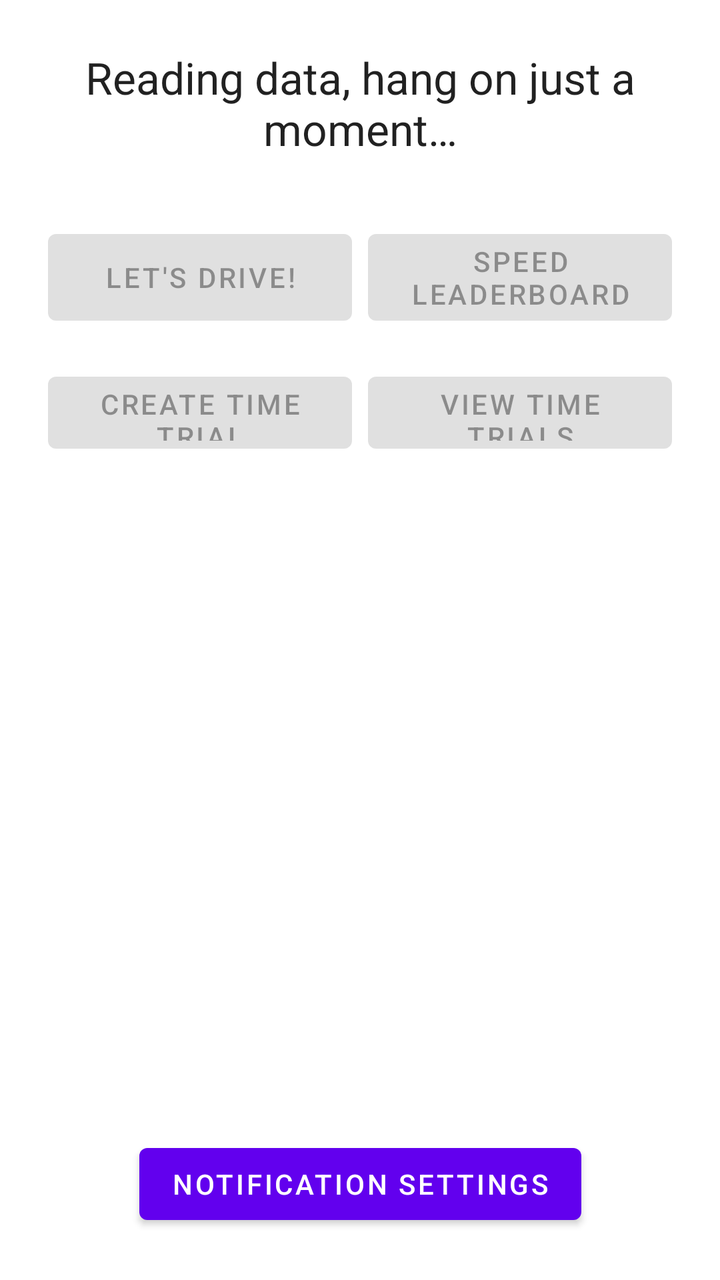
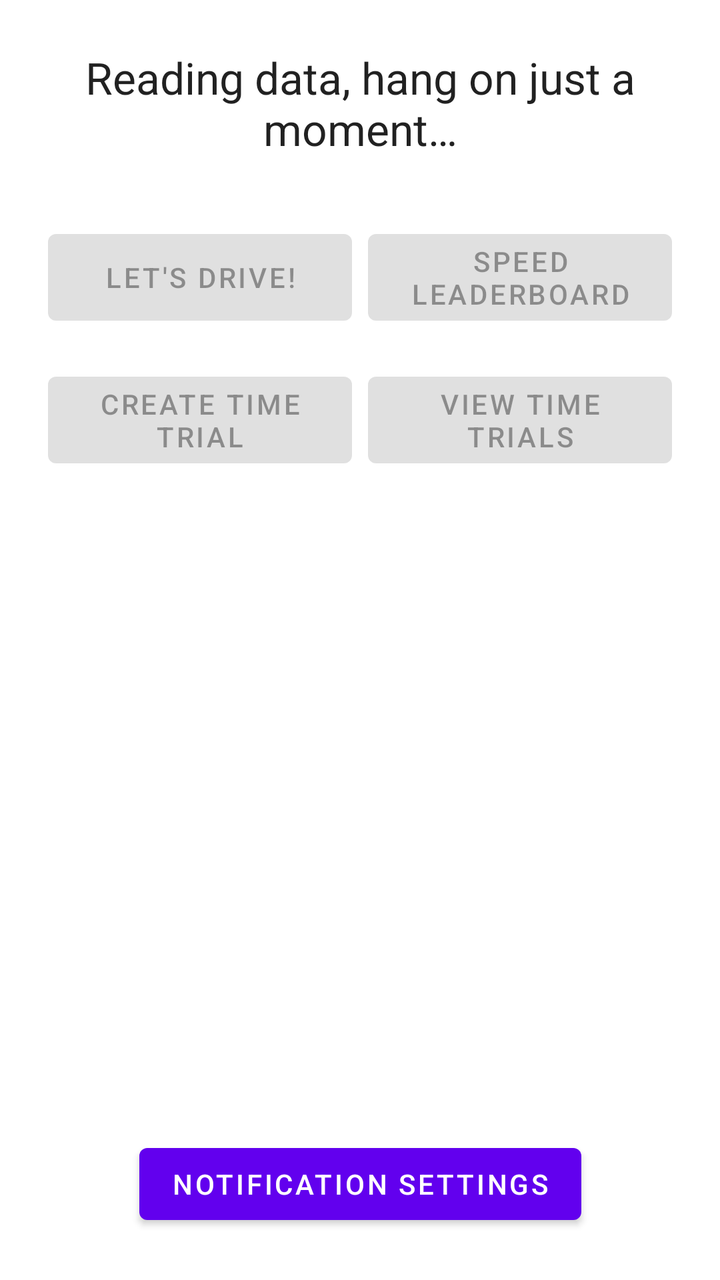

Two renders of the same Android screen: before a commit and after it. Below are the layout's source before the change and the commit's diff.
<!-- AndroidManifest.xml: application theme AppTheme -->
<!-- res/layout/activity_home_page.xml -->
<?xml version="1.0" encoding="utf-8"?>
<androidx.constraintlayout.widget.ConstraintLayout
        xmlns:android="http://schemas.android.com/apk/res/android"
        xmlns:tools="http://schemas.android.com/tools"
        xmlns:app="http://schemas.android.com/apk/res-auto"
        android:layout_width="match_parent"
        android:layout_height="match_parent"
        tools:context=".HomePage">
    <TextView
            android:text="@string/loggingIn"
            android:layout_width="wrap_content"
            android:layout_height="wrap_content" android:id="@+id/wbMessage"
            app:layout_constraintStart_toStartOf="parent" app:layout_constraintEnd_toEndOf="parent"
            app:layout_constraintTop_toTopOf="parent" android:layout_marginTop="24dp"
            android:layout_marginStart="24dp" android:layout_marginEnd="24dp"
            android:textAppearance="@style/TextAppearance.AppCompat.Large" android:textAlignment="center"/>
    <Button
            android:text="@string/leaderboardButtonLabel"
            android:layout_width="0dp"
            android:layout_height="wrap_content" android:id="@+id/statsButton"
            android:enabled="false" android:onClick="seeLeaderboard"
            app:layout_constraintEnd_toEndOf="parent" app:layout_constraintTop_toBottomOf="@+id/wbMessage"
            android:layout_marginTop="32dp" android:layout_marginEnd="24dp"
            app:layout_constraintStart_toEndOf="@+id/driveButton"/>
    <Button
            android:text="@string/driveButtonLabel"
            android:layout_width="0dp"
            android:layout_height="0dp" android:id="@+id/driveButton"
            android:enabled="false" android:onClick="driveButton"
            app:layout_constraintEnd_toStartOf="@+id/statsButton"
            app:layout_constraintStart_toStartOf="parent" app:layout_constraintTop_toBottomOf="@+id/wbMessage"
            android:layout_marginTop="32dp" android:layout_marginStart="24dp" android:layout_marginEnd="8dp"
            app:layout_constraintBottom_toBottomOf="@+id/statsButton"/>
    <Button
            android:text="@string/notSetTxt"
            android:layout_width="wrap_content"
            android:layout_height="wrap_content" android:id="@+id/notSetBtn"
            app:layout_constraintStart_toStartOf="parent" app:layout_constraintEnd_toEndOf="parent"
            android:onClick="notSetBtn"
            app:layout_constraintBottom_toBottomOf="parent" android:layout_marginBottom="24dp"/>
    <Button
            android:text="@string/createTTBtnLabel"
            android:layout_width="0dp"
            android:layout_height="48dp" android:id="@+id/createTTrialBtn"
            android:enabled="false" android:onClick="createTTrial"
            app:layout_constraintStart_toStartOf="parent"
            app:layout_constraintEnd_toStartOf="@+id/tTrialsBtn" android:layout_marginEnd="8dp"
            android:layout_marginStart="24dp" app:layout_constraintTop_toBottomOf="@+id/driveButton"
            android:layout_marginTop="16dp" app:layout_constraintHorizontal_bias="1.0"/>
    <Button
            android:text="@string/tTrialBtn"
            android:layout_width="0dp"
            android:layout_height="0dp" android:id="@+id/tTrialsBtn"
            android:enabled="false"
            android:onClick="seeTTrials"
            app:layout_constraintStart_toStartOf="@+id/statsButton"
            app:layout_constraintEnd_toEndOf="@+id/statsButton" app:layout_constraintHorizontal_bias="0.0"
            app:layout_constraintTop_toBottomOf="@+id/statsButton" android:layout_marginTop="16dp"
            app:layout_constraintBottom_toBottomOf="@+id/createTTrialBtn"/>
</androidx.constraintlayout.widget.ConstraintLayout>
<!-- resources referenced by this layout -->
<resources>
  <string name="createTTBtnLabel">Create Time Trial</string>
  <string name="driveButtonLabel">Let\'s drive!</string>
  <string name="leaderboardButtonLabel">Speed leaderboard</string>
  <string name="loggingIn">Reading data, hang on just a moment…</string>
  <string name="notSetTxt">Notification Settings</string>
  <string name="tTrialBtn">View Time Trials</string>
  <style name="AppTheme" parent="Theme.MaterialComponents.DayNight">
          <item name="android:windowBackground">@color/bg</item>
      </style>
  <color name="bg">#ffffff</color>
</resources>

<!-- the commit's change to res/layout/activity_home_page.xml (unified diff, before → after) -->
@@ -41,7 +41,7 @@
     <Button
             android:text="@string/createTTBtnLabel"
             android:layout_width="0dp"
-            android:layout_height="48dp" android:id="@+id/createTTrialBtn"
+            android:layout_height="wrap_content" android:id="@+id/createTTrialBtn"
             android:enabled="false" android:onClick="createTTrial"
             app:layout_constraintStart_toStartOf="parent"
             app:layout_constraintEnd_toStartOf="@+id/tTrialsBtn" android:layout_marginEnd="8dp"
